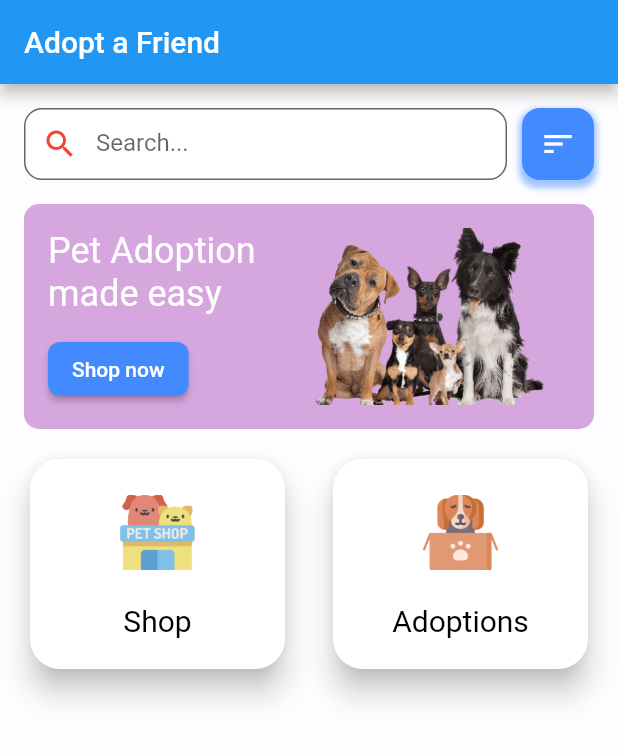
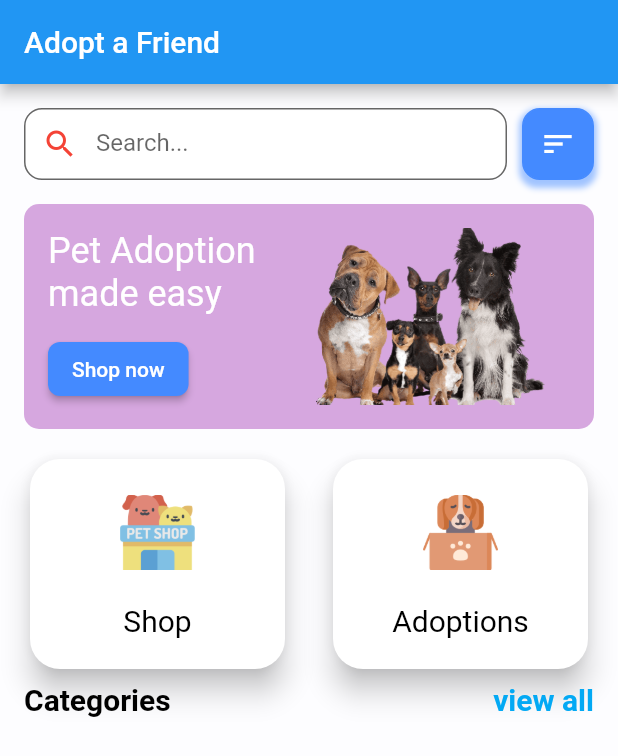
Before and after one commit to atik-sabuj/pet_shop, a Flutter app: the screen it shows after launch, on a phone screen of 412 x 824 dp. Shown: the top 756 px of the screen. Run offline on Flutter 3.47's test engine with Material 2 defaults, Android fonts, the phone set to English and light mode, and no system bars.

Commit message:
created categories

```diff
--- a/lib/splash_screen.dart
+++ b/lib/splash_screen.dart
@@ -219,11 +219,27 @@ class SecondScreen extends StatelessWidget {
                   ),
                 ],
               ),
+
+              SizedBox(
+                height: 18,
+              ),
+              Row(
+                mainAxisAlignment: MainAxisAlignment.spaceBetween,
+                children: [
+                  Text("Categories",style: TextStyle(fontSize: 20,fontWeight: FontWeight.bold,color: Colors.black,height: .4),),
+                  Text("view all",style: TextStyle(fontSize: 20,fontWeight: FontWeight.bold,color: Colors.lightBlue,height: .4),),
+                ],
+              ),
+
+
+
             ],
           ),
         ),
       ),
 
+
+
     );
   }
 }
```
